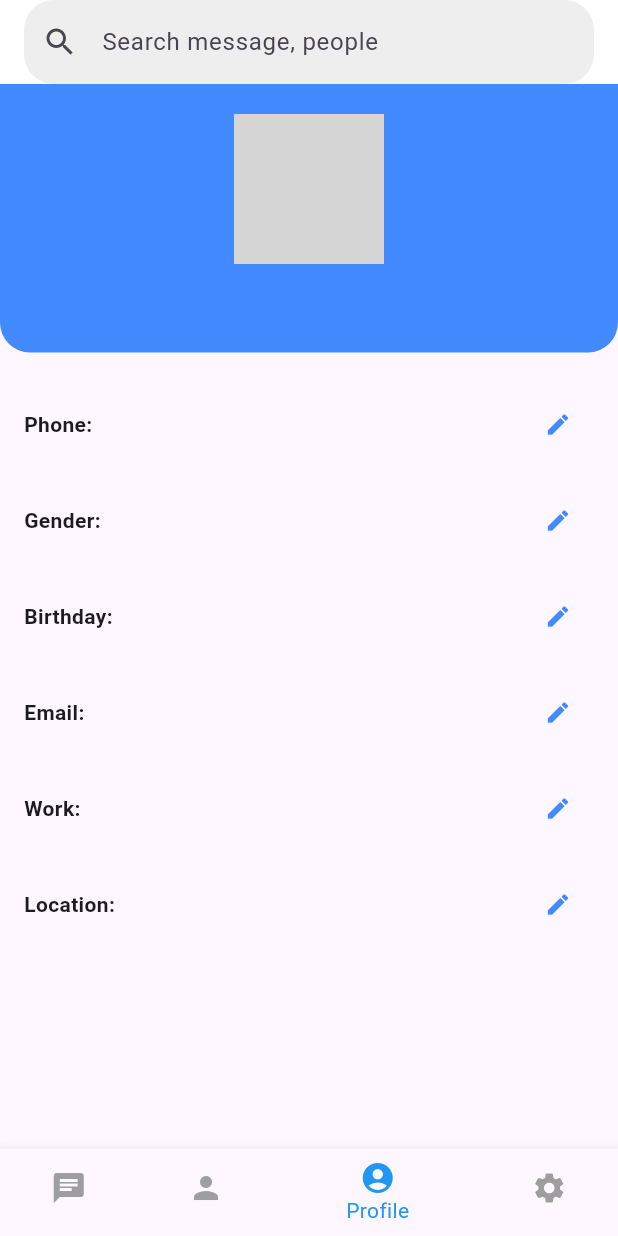
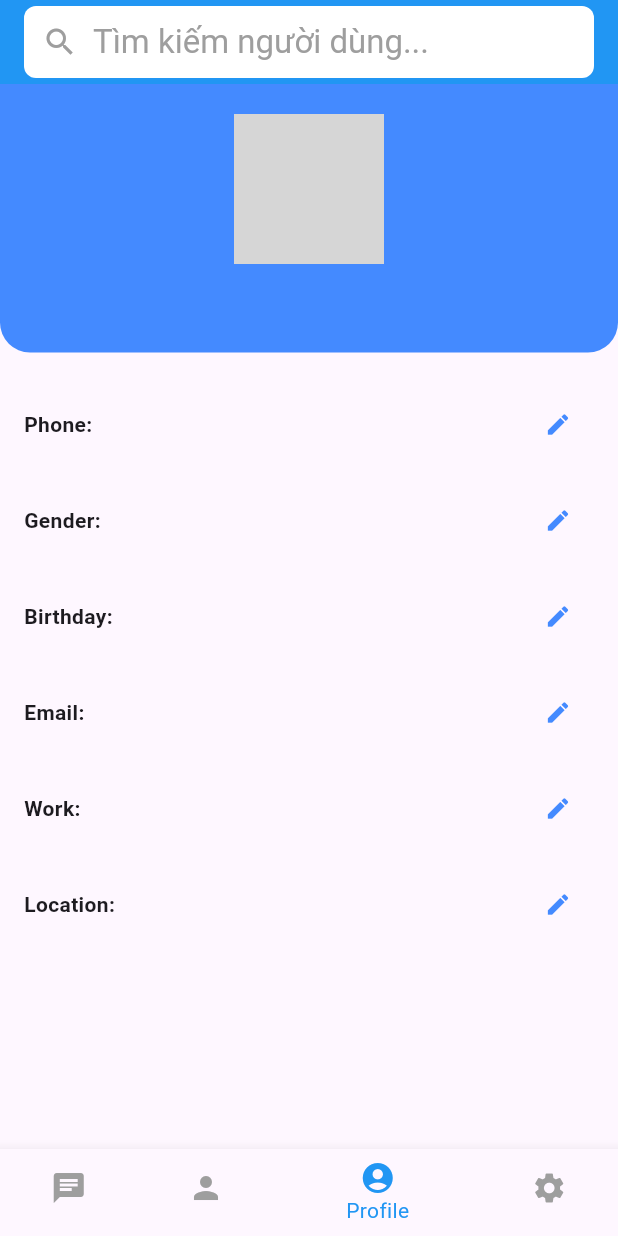
Before and after one commit to Dlhuutien/CNM_moblie, a Flutter app: the MainScreen screen opened directly with empty values, item 3 of the bottom bar chosen, on a phone screen of 412 x 824 dp. Run offline on Flutter 3.47's test engine with Material 3 defaults, Android fonts, the phone set to English and light mode, and no system bars; our stand-ins replace easy_localization, emoji_picker_flutter, file_picker, firebase_auth, firebase_core, google_sign_in and 2 more; missing offline and left inert: flutter_sound; accounts and stored records are empty; network calls fail; grey boxes are pictures that could not be loaded.

Commit message:
upload search user

```diff
--- a/chating_app/lib/data/user.dart
+++ b/chating_app/lib/data/user.dart
@@ -1,4 +1,5 @@
 extension ObjectUserExtension on ObjectUser {
+
   ObjectUser copyWithField(String field, String value) {
     switch (field) {
       case 'phone': return copyWith(soDienThoai: value);
--- a/chating_app/lib/screens/main_screen.dart
+++ b/chating_app/lib/screens/main_screen.dart
@@ -4,6 +4,7 @@ import 'contact_screen.dart';
 import 'profile_screen.dart';
 import 'setting_screen.dart';
 import 'package:chating_app/data/user.dart';
+import 'search_user_screen.dart';
 
 class MainScreen extends StatefulWidget {
   final ObjectUser user;
@@ -27,22 +28,33 @@ class _MainScreenState extends State<MainScreen> {
     ];
 
     return Scaffold(
-      appBar: AppBar(
-        title: TextField(
-          decoration: InputDecoration(
-            hintText: "Search message, people",
-            prefixIcon: const Icon(Icons.search),
-            border: OutlineInputBorder(
-              borderRadius: BorderRadius.circular(20),
-              borderSide: BorderSide.none,
+        appBar: AppBar(
+          title: GestureDetector(
+            onTap: () {
+              Navigator.push(
+                context,
+                MaterialPageRoute(
+                  builder: (_) => SearchUserScreen(),
+                ),
+              );
+            },
+            child: Container(
+              padding: EdgeInsets.symmetric(horizontal: 12, vertical: 10),
+              decoration: BoxDecoration(
+                color: Colors.white,
+                borderRadius: BorderRadius.circular(8),
+              ),
+              child: Row(
+                children: [
+                  Icon(Icons.search, color: Colors.grey),
+                  SizedBox(width: 10),
+                  Text("Tìm kiếm người dùng...", style: TextStyle(color: Colors.grey)),
+                ],
+              ),
             ),
-            fillColor: Colors.grey[200],
-            filled: true,
           ),
+          backgroundColor: Colors.blue,
         ),
-        backgroundColor: Colors.white,
-        elevation: 0,
-      ),
       body: screens[currentIndex],
       bottomNavigationBar: BottomNavigationBar(
         currentIndex: currentIndex,
```
Also changed, not shown: chating_app/lib/screens/search_user_screen.dart (added, +160 -0 lines).
